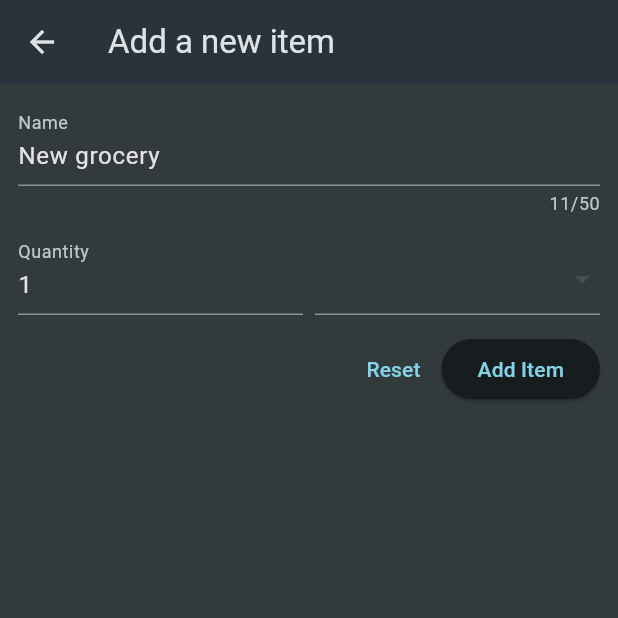
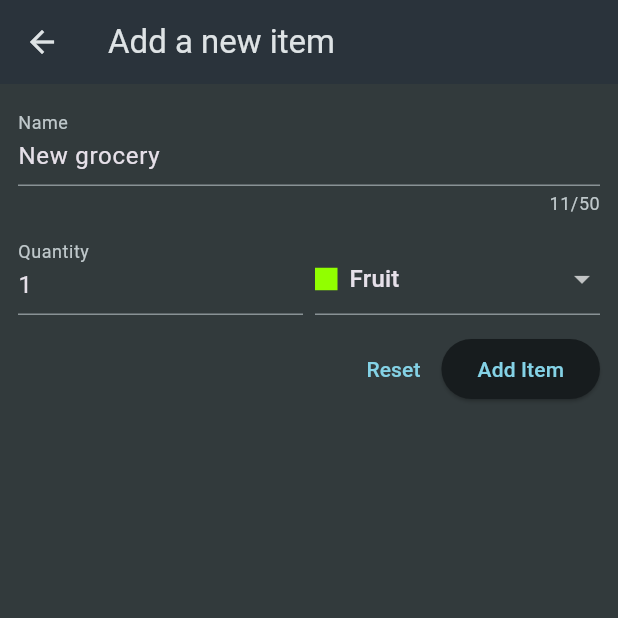
Before and after one commit to ChhunSivHeng/W12-Quiz, a Flutter app: the NewItem screen opened directly, after a tap on "Reset", on a phone screen of 412 x 824 dp, the top half of it. Run offline on Flutter 3.47's test engine with Material 3 defaults, Android fonts, the phone set to English and light mode, and no system bars.

```diff
--- a/lib/ui/groceries/grocery_form.dart
+++ b/lib/ui/groceries/grocery_form.dart
@@ -1,15 +1,17 @@
 import 'package:flutter/material.dart';
-
+import 'package:uuid/uuid.dart';
 import '../../models/grocery.dart';
 
 class NewItem extends StatefulWidget {
   const NewItem({super.key});
+
 
   @override
   State<NewItem> createState() {
     return _NewItemState();
   }
 }
+const uuid = Uuid();
 
 class _NewItemState extends State<NewItem> {
 
@@ -41,12 +43,32 @@ class _NewItemState extends State<NewItem> {
     _quantityController.dispose();
   }
 
-  void onReset() {
+  void onReset() { //awork
+    setState(() {
     // Will be implemented later - Reset all fields to the initial values
+      _nameController.text = defautName;
+      _quantityController.text = defaultQuantity.toString();
+      _selectedCategory = defaultCategory;
+    });
   }
 
-  void onAdd() {
+  void onAdd() { //work
     // Will be implemented later - Create and return the new grocery
+    final enteredName = _nameController.text.trim();
+    final enteredQuantity = int.tryParse(_quantityController.text);
+
+    if (enteredName.isEmpty || enteredQuantity == null ||  enteredQuantity <= 0) {
+      return;
+    }
+
+    final grocery = Grocery(
+      id: uuid.v4(),
+      name: enteredName,
+      quantity: enteredQuantity,
+      category: _selectedCategory,
+    );
+
+    Navigator.of(context).pop(grocery);
   }
 
   @override
@@ -74,9 +96,25 @@ class _NewItemState extends State<NewItem> {
                 ),
                 const SizedBox(width: 8),
                 Expanded(
-                  child: DropdownButtonFormField<GroceryCategory>(
+
+                  child: DropdownButtonFormField<GroceryCategory>( //drop down finish
                     initialValue: _selectedCategory,
-                    items: [  ],
+                    items: GroceryCategory.values.map((category) {
+                      return DropdownMenuItem<GroceryCategory>(
+                        value: category,
+                        child: Row(
+                          children: [
+                            Container(
+                              width: 15,
+                              height: 15,
+                              color: category.color,
+                            ),
+                            const SizedBox(width: 8),
+                            Text(category.label),
+                          ],
+                        ),
+                      );
+                    }).toList(),
                     onChanged: (value) {
                       if (value != null) {
                         setState(() {
@@ -88,6 +126,7 @@ class _NewItemState extends State<NewItem> {
                 ),
               ],
             ),
+
             const SizedBox(height: 12),
             Row(
               mainAxisAlignment: MainAxisAlignment.end,
--- a/pubspec.yaml
+++ b/pubspec.yaml
@@ -21,6 +21,7 @@ version: 1.0.0+1
 environment:
   sdk: ^3.10.4
 
+
 # Dependencies specify other packages that your package needs in order to work.
 # To automatically upgrade your package dependencies to the latest versions
 # consider running `flutter pub upgrade --major-versions`. Alternatively,
@@ -29,7 +30,9 @@ environment:
 # versions available, run `flutter pub outdated`.
 dependencies:
   flutter:
+
     sdk: flutter
+
 
   # The following adds the Cupertino Icons font to your application.
   # Use with the CupertinoIcons class for iOS style icons.
@@ -39,12 +42,15 @@ dev_dependencies:
   flutter_test:
     sdk: flutter
 
+
   # The "flutter_lints" package below contains a set of recommended lints to
   # encourage good coding practices. The lint set provided by the package is
   # activated in the `analysis_options.yaml` file located at the root of your
   # package. See that file for information about deactivating specific lint
   # rules and activating additional ones.
   flutter_lints: ^6.0.0
+  uuid: ^4.5.2
+
 
 # For information on the generic Dart part of this file, see the
 # following page: https://dart.dev/tools/pub/pubspec
```
Also changed, not shown: lib/ui/groceries/grocery_list.dart (+17 -4 lines), pubspec.lock.
